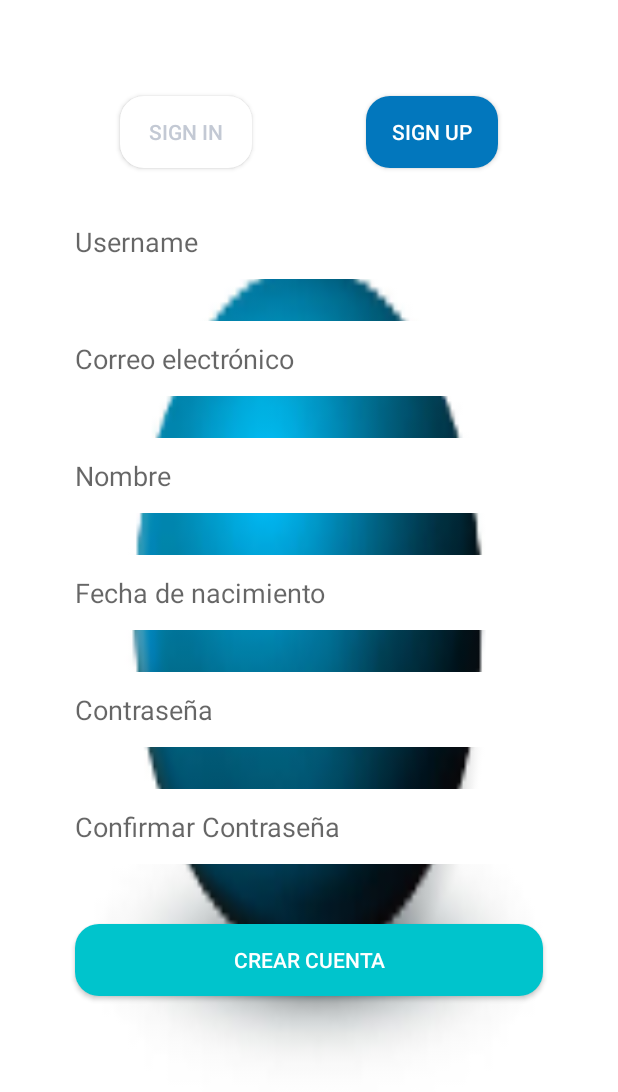
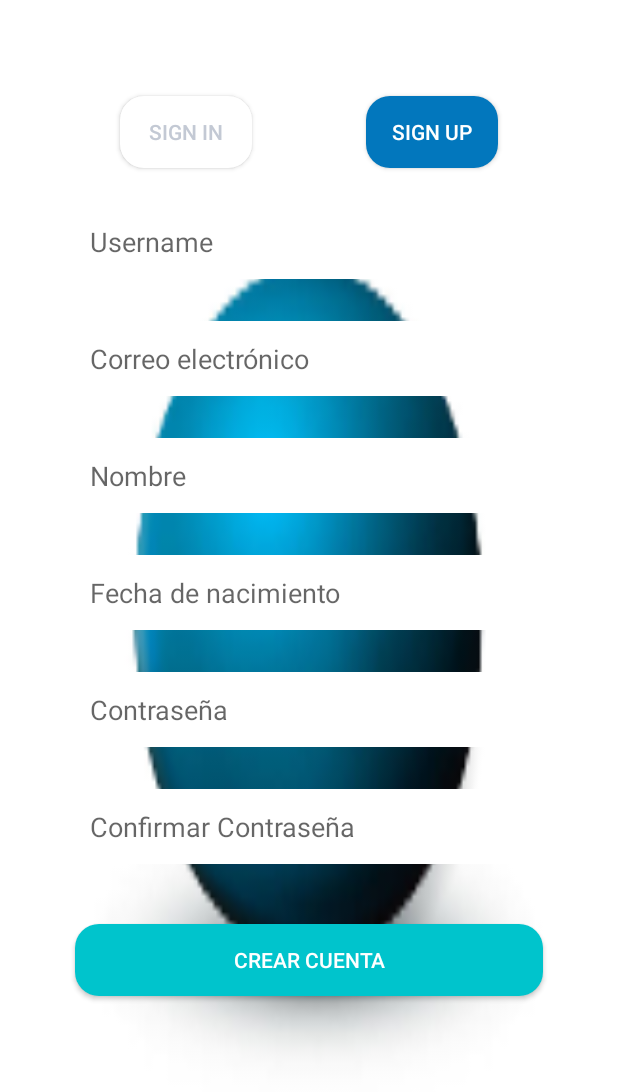
Before and after one commit to javidran/petland-app, an Android app: the SignUpActivity screen opened directly, with no data from a screen before it, on a phone screen of 412 x 824 dp. Shown: the top 1092 px of the screen. Run offline under Robolectric (Android 15) with nearby library versions, the phone set to English and light mode, and no system bars.

Commit message:
Padding EditText
Margen de palabras en el editText y fondo negro para ver mejor los bordes

```diff
--- a/app/src/main/res/layout/activity_signup.xml
+++ b/app/src/main/res/layout/activity_signup.xml
@@ -4,7 +4,7 @@
     xmlns:tools="http://schemas.android.com/tools"
     android:layout_width="match_parent"
     android:layout_height="match_parent"
-    tools:context=".MainActivity"
+    tools:context=".SignUpActivity"
     android:background="@mipmap/ic_launcher_foreground">
 
 
@@ -53,7 +53,8 @@
         app:layout_constraintEnd_toEndOf="parent"
         app:layout_constraintHorizontal_bias="0.0"
         app:layout_constraintStart_toStartOf="parent"
-        app:layout_constraintTop_toTopOf="parent" />
+        app:layout_constraintTop_toTopOf="parent"
+        android:padding="10dp"/>
 
     <EditText
         android:id="@+id/editTextEmail"
@@ -69,7 +70,8 @@
         app:layout_constraintEnd_toEndOf="parent"
         app:layout_constraintHorizontal_bias="1.0"
         app:layout_constraintStart_toStartOf="parent"
-        app:layout_constraintTop_toBottomOf="@+id/editTextUsername" />
+        app:layout_constraintTop_toBottomOf="@+id/editTextUsername"
+        android:padding="10dp"/>
 
     <EditText
         android:id="@+id/editTextName"
@@ -85,7 +87,8 @@
         app:layout_constraintEnd_toEndOf="parent"
         app:layout_constraintHorizontal_bias="0.0"
         app:layout_constraintStart_toStartOf="parent"
-        app:layout_constraintTop_toBottomOf="@id/editTextEmail" />
+        app:layout_constraintTop_toBottomOf="@id/editTextEmail"
+        android:padding="10dp"/>
 
     <EditText
         android:id="@+id/editTextBirthday"
@@ -101,7 +104,8 @@
         app:layout_constraintEnd_toEndOf="parent"
         app:layout_constraintHorizontal_bias="1.0"
         app:layout_constraintStart_toStartOf="parent"
-        app:layout_constraintTop_toBottomOf="@+id/editTextName" />
+        app:layout_constraintTop_toBottomOf="@+id/editTextName"
+        android:padding="10dp"/>
 
     <EditText
         android:id="@+id/editTextPassword"
@@ -117,7 +121,8 @@
         app:layout_constraintEnd_toEndOf="parent"
         app:layout_constraintHorizontal_bias="0.0"
         app:layout_constraintStart_toStartOf="parent"
-        app:layout_constraintTop_toBottomOf="@+id/editTextBirthday" />
+        app:layout_constraintTop_toBottomOf="@+id/editTextBirthday"
+        android:padding="10dp"/>
 
     <EditText
         android:id="@+id/editTextConfirmPassword"
@@ -133,7 +138,8 @@
         app:layout_constraintEnd_toEndOf="parent"
         app:layout_constraintHorizontal_bias="0.0"
         app:layout_constraintStart_toStartOf="parent"
-        app:layout_constraintTop_toBottomOf="@+id/editTextPassword" />
+        app:layout_constraintTop_toBottomOf="@+id/editTextPassword"
+        android:padding="10dp"/>
 
     <Button
         android:id="@+id/buttonCrearCuenta"
```
Also changed, not shown: app/src/main/res/layout/activity_signin.xml (+11 -9 lines).
